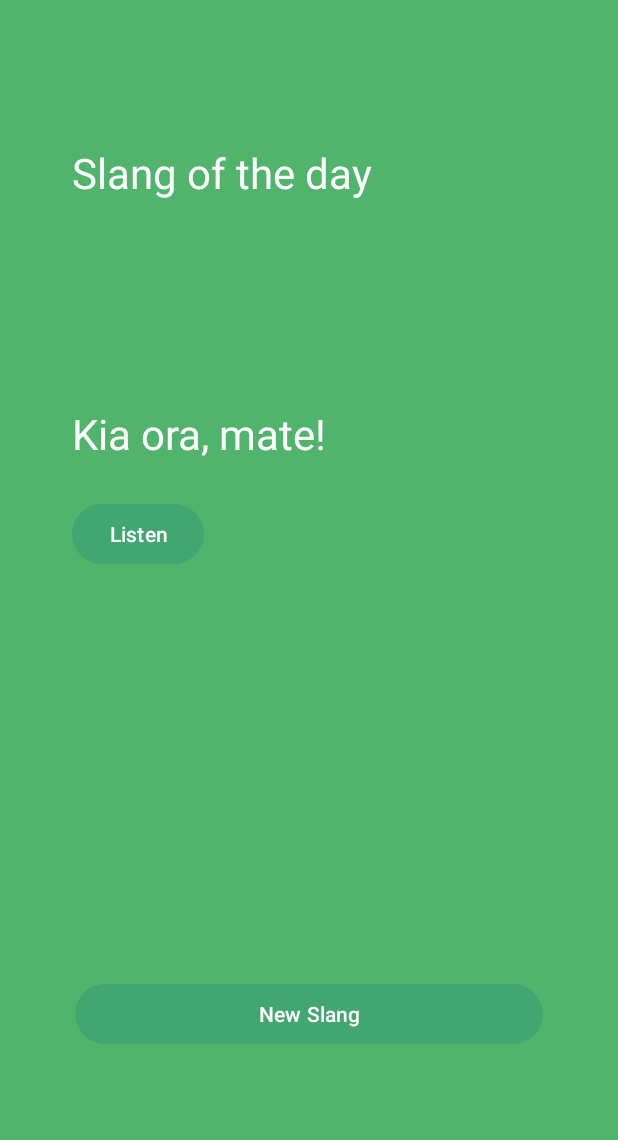
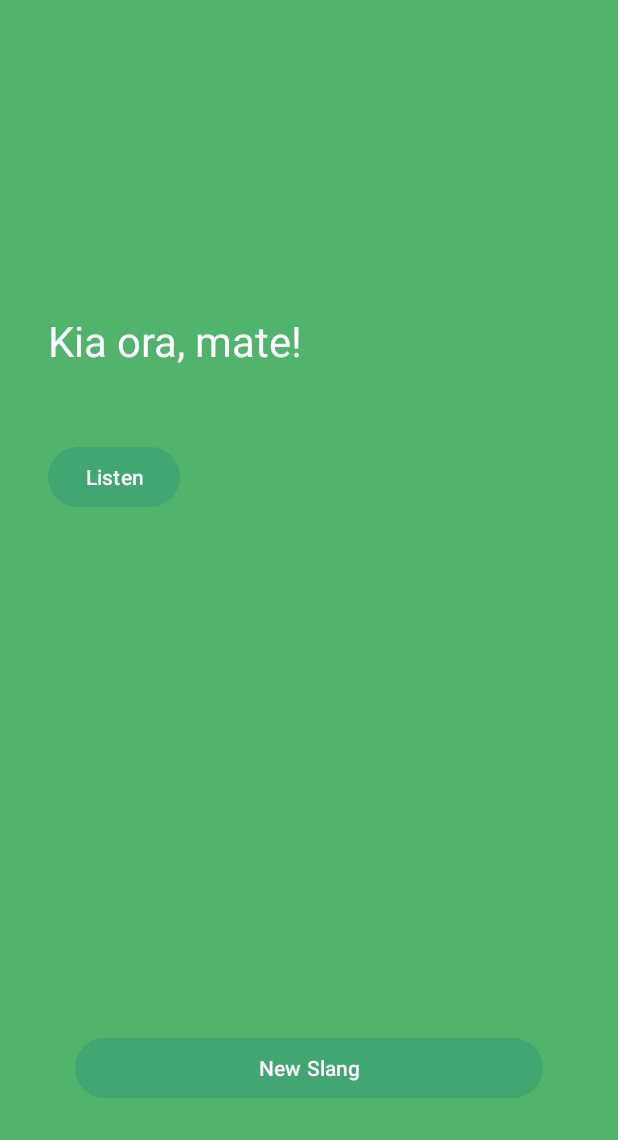
Before and after one commit to jonathanbcsouza/kiwi-slang-generator, an Android app: the screen it shows after launch (MainActivity), on a phone screen of 412 x 824 dp, the part 96-1236 px from its top. Run offline under Robolectric (Android 15) with nearby library versions, the phone set to English and light mode, and no system bars; our stand-ins replace Firebase (no records; nobody signed in at launch, a user with empty details on screens opened directly).

Commit message:
style(ui): polish layout and enhance responsiveness

```diff
--- a/app/src/main/res/layout/activity_main.xml
+++ b/app/src/main/res/layout/activity_main.xml
@@ -10,44 +10,32 @@
 
     <androidx.appcompat.widget.Toolbar
         android:id="@+id/toolbar"
-        android:layout_width="match_parent"
+        android:layout_width="0dp"
         android:layout_height="?attr/actionBarSize"
         android:background="?attr/colorPrimary"
-        app:layout_constraintTop_toTopOf="parent"
-        android:padding="0dp" />
-
-    <TextView
-        android:id="@+id/title"
-        style="@style/Header"
-        android:layout_width="wrap_content"
-        android:layout_height="wrap_content"
-        android:layout_marginStart="48dp"
-        android:layout_marginTop="96dp"
-        android:text="@string/header"
-        app:layout_constraintStart_toStartOf="parent"
-        app:layout_constraintTop_toBottomOf="@+id/toolbar" />
+        app:layout_constraintLeft_toLeftOf="parent"
+        app:layout_constraintRight_toRightOf="parent"
+        app:layout_constraintTop_toTopOf="parent" />
 
     <TextView
         android:id="@+id/msg"
         style="@style/SlangText"
         android:layout_width="0dp"
         android:layout_height="wrap_content"
-        android:layout_marginStart="48dp"
-        android:layout_marginEnd="48dp"
-        android:layout_marginTop="136dp"
+        android:layout_marginStart="32dp"
+        android:layout_marginEnd="32dp"
         android:text="@string/welcome"
-        app:layout_constraintEnd_toEndOf="parent"
+        app:layout_constraintEnd_toStartOf="@+id/guide_vertical"
         app:layout_constraintStart_toStartOf="parent"
-        app:layout_constraintTop_toBottomOf="@+id/title" />
+        app:layout_constraintTop_toTopOf="@+id/guide_horizontal" />
 
     <Button
         android:id="@+id/btnSpeak"
         android:layout_width="wrap_content"
         android:layout_height="wrap_content"
-        android:layout_marginStart="48dp"
-        android:layout_marginTop="24dp"
+        android:layout_marginTop="48dp"
         android:text="@string/speak"
-        app:layout_constraintStart_toStartOf="parent"
+        app:layout_constraintStart_toStartOf="@+id/msg"
         app:layout_constraintTop_toBottomOf="@+id/msg" />
 
     <Button
@@ -56,7 +44,7 @@
         android:layout_height="wrap_content"
         android:layout_marginStart="50dp"
         android:layout_marginEnd="50dp"
-        android:layout_marginBottom="60dp"
+        android:layout_marginBottom="24dp"
         android:text="@string/btn_new_slang"
         android:textColor="@color/white"
         app:layout_constraintBottom_toBottomOf="parent"
@@ -64,4 +52,18 @@
         app:layout_constraintHorizontal_bias="0.0"
         app:layout_constraintStart_toStartOf="parent" />
 
+    <androidx.constraintlayout.widget.Guideline
+        android:id="@+id/guide_horizontal"
+        android:layout_width="wrap_content"
+        android:layout_height="wrap_content"
+        android:orientation="horizontal"
+        app:layout_constraintGuide_percent="0.33" />
+
+    <androidx.constraintlayout.widget.Guideline
+        android:id="@+id/guide_vertical"
+        android:layout_width="wrap_content"
+        android:layout_height="wrap_content"
+        android:orientation="vertical"
+        app:layout_constraintGuide_percent="0.88" />
+
 </androidx.constraintlayout.widget.ConstraintLayout>
```
